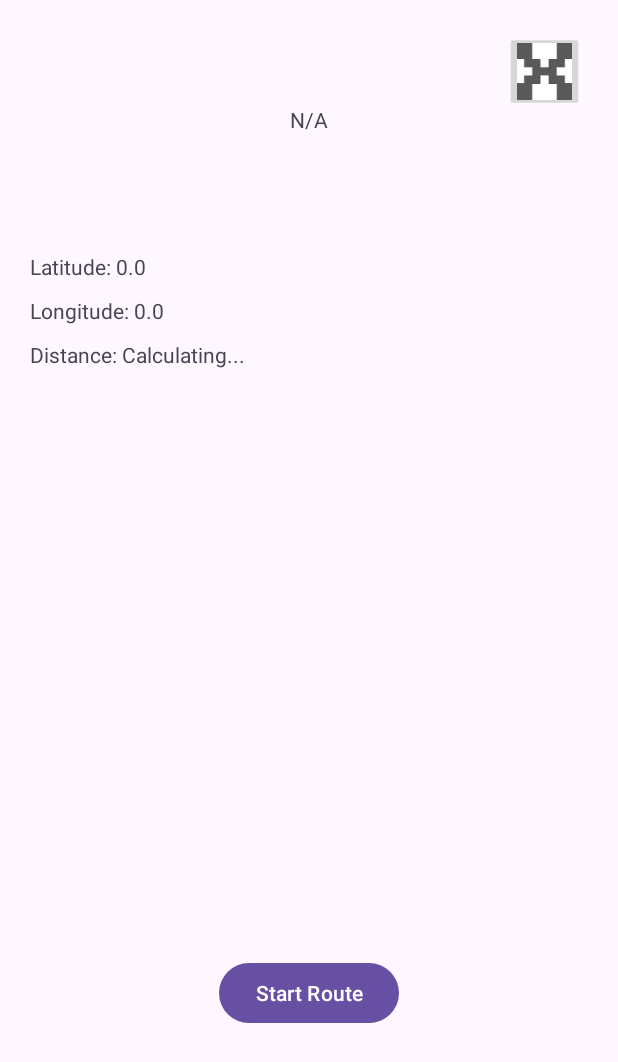
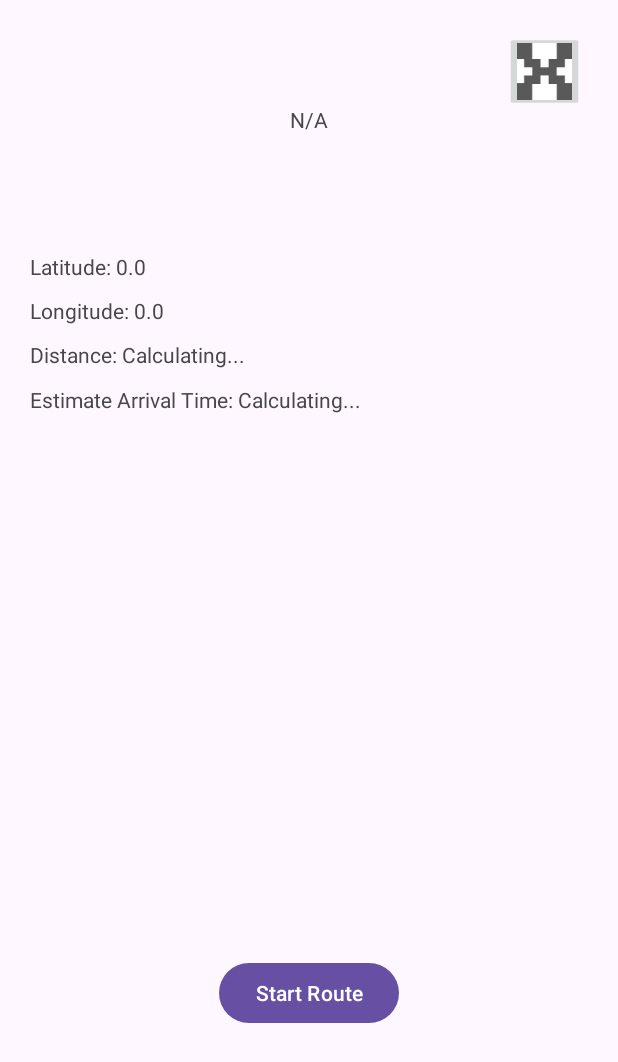
Before and after one commit to rgtdthrd/RPI-Atlas, an Android app: the LocationInfoAndOptionsActivity screen opened directly, with no data from a screen before it, on a phone screen of 412 x 824 dp. Shown: the top 1062 px of the screen. Run offline under Robolectric (Android 15) with nearby library versions, the phone set to English and light mode, and no system bars; our stand-ins replace navigation-ui.

Commit message:
DisplayETA (bug)

```diff
--- a/app/src/main/res/layout/location_info_and_options.xml
+++ b/app/src/main/res/layout/location_info_and_options.xml
@@ -49,6 +49,16 @@
         app:layout_constraintTop_toBottomOf="@+id/latitude_text" />
 
     <TextView
+        android:id="@+id/ETA_text"
+        android:layout_width="wrap_content"
+        android:layout_height="wrap_content"
+        android:layout_marginStart="20dp"
+        android:layout_marginTop="40dp"
+        android:text="Estimate Arrival Time: Calculating..."
+        app:layout_constraintStart_toStartOf="parent"
+        app:layout_constraintTop_toBottomOf="@+id/longitude_text" />
+
+    <TextView
         android:id="@+id/distance_text"
         android:layout_width="wrap_content"
         android:layout_height="wrap_content"
```
Also changed, not shown: app/src/main/java/com/example/myapplication/Graph.kt (+7 -0 lines), app/src/main/java/com/example/myapplication/LocationInfoOptions.kt (+15 -1 lines), app/src/main/java/com/example/myapplication/MainActivity.kt (+7 -6 lines).
